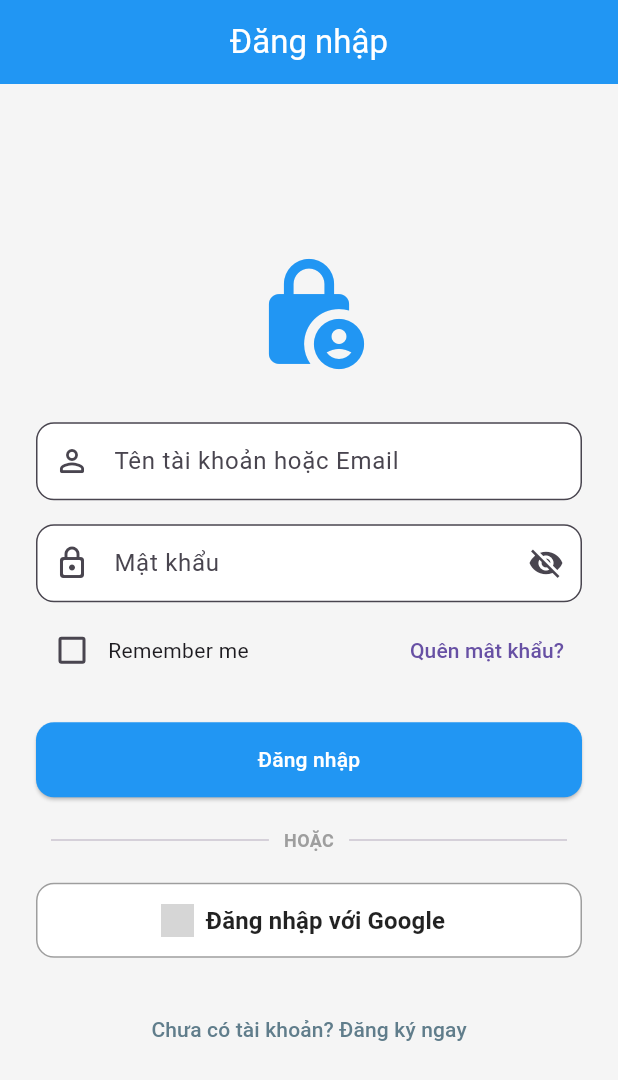
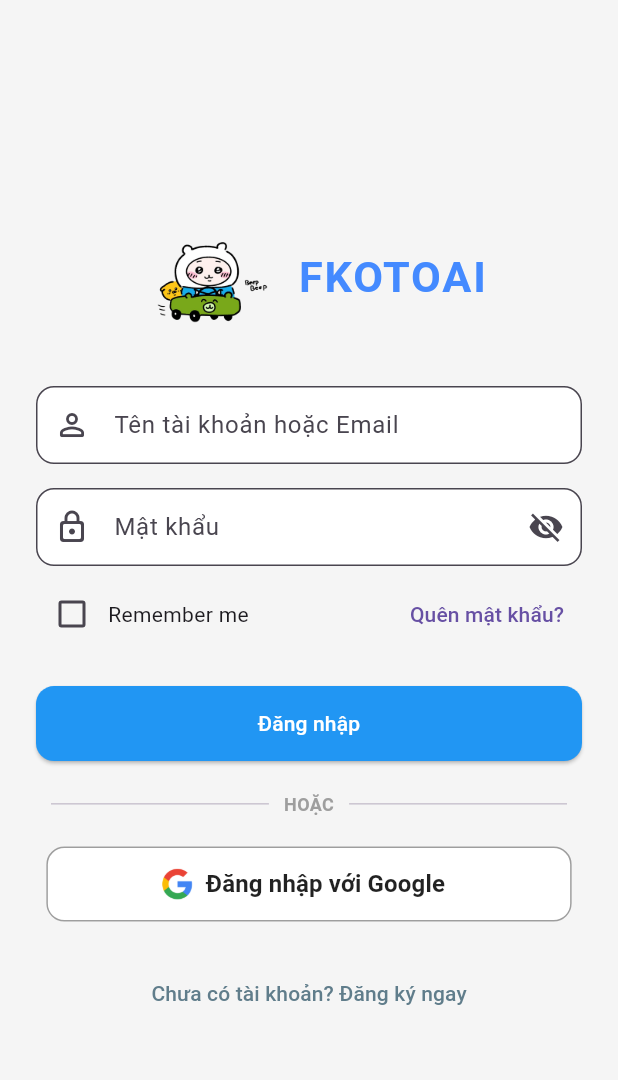
Before and after one commit to trungdam1305/FKOTOAI-FE, a Flutter app: the screen it shows after launch, on a phone screen of 412 x 824 dp. Shown: the top 1080 px of the screen. Run offline on Flutter 3.47's test engine with Material 3 defaults, Android fonts, the phone set to English and light mode, and no system bars; Roboto replaces fonts that are missing (Quicksand); grey boxes are pictures that could not be loaded.

Commit message:
ui login

```diff
--- a/lib/features/authentication/presentation/screens/login_screen.dart
+++ b/lib/features/authentication/presentation/screens/login_screen.dart
@@ -3,6 +3,7 @@
 import 'package:bim/features/authentication/presentation/screens/register_screen.dart';
 import 'package:bim/features/authentication/presentation/screens/forgot_password_screen.dart';
 import 'package:bim/features/main/main_screen.dart';
+import 'dart:ui';
 
 class LoginScreen extends StatefulWidget {
   const LoginScreen({super.key});
@@ -85,10 +86,15 @@
 
   @override
   Widget build(BuildContext context) {
+    final double screenWidth = MediaQuery.of(context).size.width;
+    final double logoSize = screenWidth > 600 ? 120 : screenWidth * 0.23;
+    final double fontSize = screenWidth > 600 ? 32 : screenWidth * 0.07;
+
     return Scaffold(
-      appBar: AppBar(
-        title: const Text('Đăng nhập'),
-      ),
+      // appBar: AppBar(
+      //   title: const Text('Đăng nhập'),
+      // ),
+      backgroundColor: Colors.grey[100],
       body: Center(
         child: SingleChildScrollView(
           padding: const EdgeInsets.all(24.0),
@@ -97,8 +103,28 @@
             child: Column(
               mainAxisAlignment: MainAxisAlignment.center,
               children: [
-                const Icon(Icons.lock_person_rounded, size: 80, color: Colors.blue),
-                const SizedBox(height: 32),
+                Row(
+                  mainAxisAlignment: MainAxisAlignment.center,
+                  children: [
+                    Image.asset(
+                      'assets/images/lo.png',
+                      height: logoSize,
+                      width: logoSize,
+                      fit: BoxFit.contain,
+                    ),
+                    SizedBox(width: screenWidth * 0.04),
+                    Text(
+                      'FKOTOAI',
+                      style: TextStyle(
+                        fontSize: fontSize,
+                        fontWeight: FontWeight.bold,
+                        color: Colors.blueAccent,
+                        letterSpacing: 1.2,
+                      ),
+                    ),
+                  ],
+                ),
+                const SizedBox(height: 25),
 
                 // 1. Username/Email Input
                 TextFormField(
@@ -176,19 +202,32 @@
 
                 _isGoogleLoading
                     ? const CircularProgressIndicator()
-                    : SizedBox(
-                  width: double.infinity,
+                    : LayoutBuilder(
+                  builder: (context, constraints) {
+                    final double screenWidth = MediaQuery.of(context).size.width;
+                    final double buttonWidth = screenWidth > 600 ? 400 : screenWidth * 0.85;
+
+                    return SizedBox(
+                      width: buttonWidth,
                       height: 50,
                       child: OutlinedButton.icon(
                         onPressed: _handleGoogleLogin,
-                    icon: Image.network(
+                        icon: Image.asset(
                           'assets/images/img.png',
                           height: 22,
                           width: 22,
+                          fit: BoxFit.contain,
                         ),
-                    label: const Text(
+                        label: const Flexible(
+                          child: Text(
                             'Đăng nhập với Google',
-                      style: TextStyle(color: Colors.black87, fontSize: 16, fontWeight: FontWeight.w600),
+                            overflow: TextOverflow.ellipsis,
+                            style: TextStyle(
+                              color: Colors.black87,
+                              fontSize: 16,
+                              fontWeight: FontWeight.w600,
+                            ),
+                          ),
                         ),
                         style: OutlinedButton.styleFrom(
                           shape: RoundedRectangleBorder(borderRadius: BorderRadius.circular(12)),
@@ -196,6 +235,8 @@
                           backgroundColor: Colors.white,
                         ),
                       ),
+                    );
+                  },
                 ),
                 const SizedBox(height: 24),
 
```
Also changed, not shown: assets/images/img.png, assets/images/lo.png (added). Lines whose indentation alone changed are shown as unchanged.
